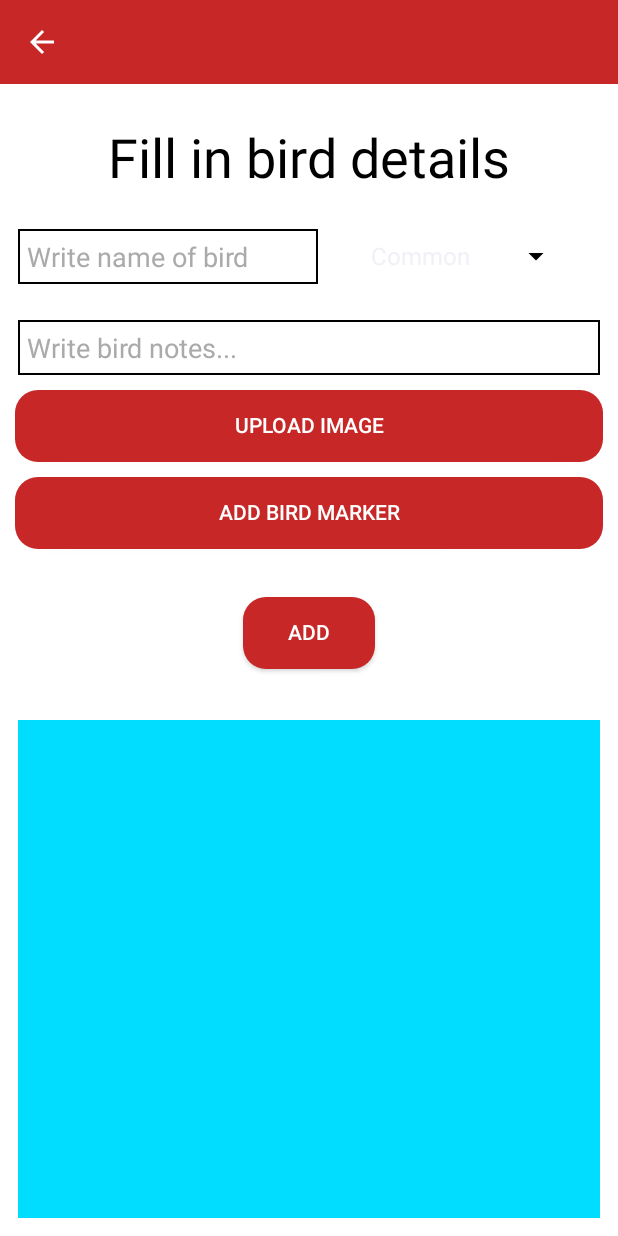
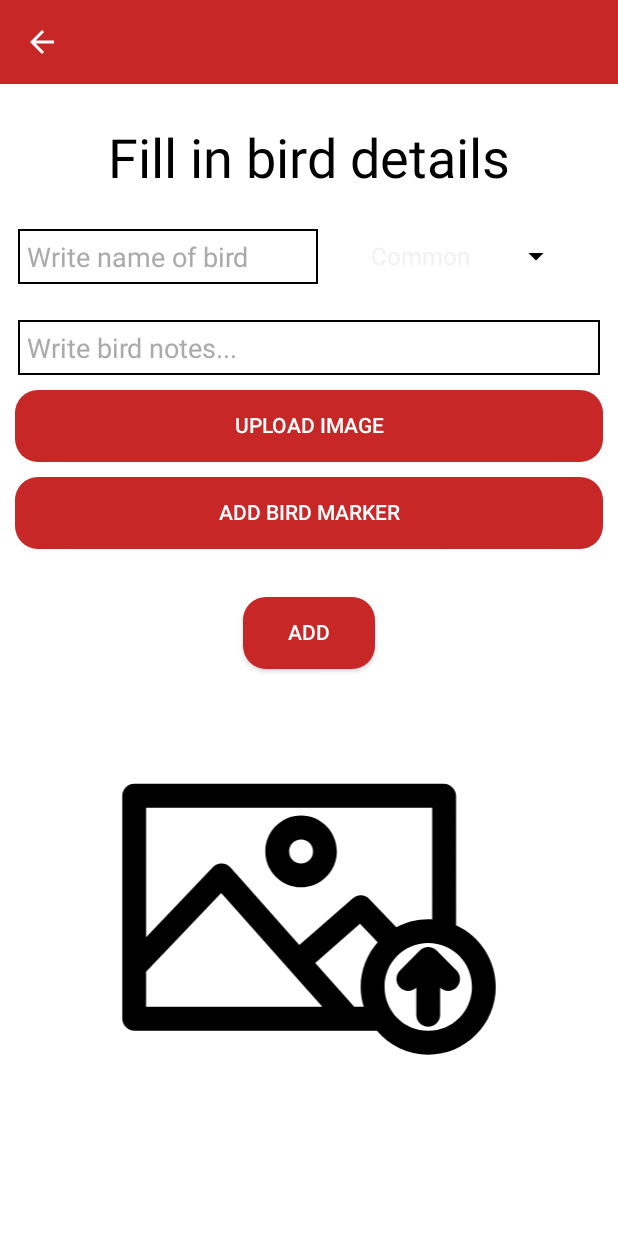
Before and after one commit to thelockymichael/Bird-Watching-App, an Android app: the DetailsActivity screen opened directly, with no data from a screen before it, on a phone screen of 412 x 824 dp. Run offline under Robolectric (Android 15) with nearby library versions, the phone set to English and light mode, and no system bars; libraries missing offline, so code that uses them is left out: com.milo.sqlitesavebitmap; Roboto replaces fonts that are not available here.

Commit message:
Add bird marker and image features implemented

```diff
--- a/app/src/main/java/com/milo/birdapp/CustomAdapter.kt
+++ b/app/src/main/java/com/milo/birdapp/CustomAdapter.kt
@@ -55,6 +55,7 @@ class CustomAdapter(
         rowView.findViewById<TextView>(R.id.row_rarity).text = "(${rarityTypes[dataitem.rarity]})"
         rowView.findViewById<TextView>(R.id.row_notes).text = dataitem.notes
         rowView.findViewById<TextView>(R.id.row_date).text = dataitem.date
+        rowView.findViewById<TextView>(R.id.row_address).text = dataitem.address
 /*
         rowView.findViewById<TextView>(R.id.row_address).text = dataitem.address
 */
--- a/app/src/main/java/com/milo/birdapp/DBHelper.kt
+++ b/app/src/main/java/com/milo/birdapp/DBHelper.kt
@@ -6,6 +6,7 @@ import android.database.Cursor
 import android.database.sqlite.SQLiteDatabase
 import android.database.sqlite.SQLiteOpenHelper
 import android.database.sqlite.SQLiteQueryBuilder
+import com.google.android.gms.maps.model.LatLng
 import java.sql.Blob
 import java.text.SimpleDateFormat
 import java.util.*
@@ -21,7 +22,7 @@ class DBHelper(context: Context, factory: SQLiteDatabase.CursorFactory?) :
         )*/
         db.execSQL(
             "CREATE TABLE $TABLE_NAME ($COLUMN_ID INTEGER PRIMARY KEY, $COLUMN_NAME TEXT," +
-                    " $COLUMN_RARITY INT, $COLUMN_NOTES TEXT, $COLUMN_IMAGE BLOB, $COLUMN_DATE DATETIME)"
+                    " $COLUMN_RARITY INT, $COLUMN_NOTES TEXT, $COLUMN_IMAGE BLOB, $COLUMN_LATLONG TEXT, $COLUMN_ADDRESS TEXT, $COLUMN_DATE DATETIME)"
         )
     }
 
@@ -34,7 +35,9 @@ class DBHelper(context: Context, factory: SQLiteDatabase.CursorFactory?) :
         name: String,
         rarity: String,
         notes: String,
-        image: ByteArray?
+        image: ByteArray?,
+        latLng: String?,
+        address: String?
 /*        latitude: String,
         longitude: String,
         address: String*/
@@ -44,6 +47,8 @@ class DBHelper(context: Context, factory: SQLiteDatabase.CursorFactory?) :
         values.put(COLUMN_RARITY, rarity)
         values.put(COLUMN_NOTES, notes)
         values.put(COLUMN_IMAGE, image)
+        values.put(COLUMN_LATLONG, latLng)
+        values.put(COLUMN_ADDRESS, address)
 /*        values.put(COLUMN_LATITUDE, latitude)
         values.put(COLUMN_LONGITUDE, longitude)
         values.put(COLUMN_ADDRESS, address)*/
@@ -59,7 +64,9 @@ class DBHelper(context: Context, factory: SQLiteDatabase.CursorFactory?) :
         name: String,
         rarity: String,
         notes: String,
-        image: ByteArray
+        image: ByteArray?,
+        latLng: String?,
+        address: String?
 /*        latitude: String,
         longitude: String,
         address: String*/
@@ -69,6 +76,8 @@ class DBHelper(context: Context, factory: SQLiteDatabase.CursorFactory?) :
         values.put(COLUMN_RARITY, rarity)
         values.put(COLUMN_NOTES, notes)
         values.put(COLUMN_IMAGE, image)
+        values.put(COLUMN_LATLONG, latLng)
+        values.put(COLUMN_ADDRESS, address)
 /*        values.put(COLUMN_LATITUDE, latitude)
         values.put(COLUMN_LONGITUDE, longitude)
         values.put(COLUMN_ADDRESS, address)*/
@@ -128,6 +137,8 @@ class DBHelper(context: Context, factory: SQLiteDatabase.CursorFactory?) :
         const val COLUMN_NOTES = "notes"
         const val COLUMN_DATE = "date"
         const val COLUMN_IMAGE = "image"
+        const val COLUMN_LATLONG = "latLng"
+        const val COLUMN_ADDRESS = "address"
 /*        const val COLUMN_LATITUDE = "LATITUDE"
         const val COLUMN_LONGITUDE = "longitude"
         const val COLUMN_ADDRESS = "address"*/
--- /dev/null
+++ b/app/src/main/res/drawable/ic_upload_image.xml
@@ -0,0 +1,11 @@
+<vector xmlns:android="http://schemas.android.com/apk/res/android"
+    android:width="100dp"
+    android:height="125dp"
+    android:viewportWidth="100"
+    android:viewportHeight="125">
+  <path
+      android:pathData="m6,16c-1.785,0 -2.987,1.564 -3,3l0,56c0,1.571 1.429,3 3,3l61.094,0c3.124,3.664 7.741,6 12.906,6 9.353,0 17,-7.647 17,-17 0,-6.858 -4.12,-12.787 -10,-15.469l0,-32.531c-0,-1.571 -1.429,-3 -3,-3l-78,0zM9,22 L81,22 81,50.063c-0.335,-0.02 -0.66,-0.062 -1,-0.062 -2.898,0 -5.637,0.739 -8.031,2.031l-6.813,-7.125a3,3 0,0 0,-2.438 -0.906,3 3,0 0,0 -1.688,0.719L47.563,56.5 30.25,37a3,3 0,0 0,-2.406 -1,3 3,0 0,0 -2,0.906L9,54.5 9,22zM48,24c-4.935,0 -9,4.065 -9,9 0,4.935 4.065,9 9,9 4.935,0 9,-4.065 9,-9 0,-4.935 -4.065,-9 -9,-9zM48,30c1.692,0 3,1.308 3,3 0,1.692 -1.308,3 -3,3 -1.692,0 -3,-1.308 -3,-3 0,-1.692 1.308,-3 3,-3zM27.906,43.406 L53.344,72 9,72 9,63.188 27.906,43.406zM62.813,51.125 L67.281,55.781C64.635,58.781 63,62.708 63,67c0,1.743 0.288,3.414 0.781,5l-2.406,0 -9.813,-11.031 11.25,-9.844zM80,56c6.111,0 11,4.889 11,11 0,6.111 -4.889,11 -11,11 -6.111,0 -11,-4.889 -11,-11 0,-6.111 4.889,-11 11,-11zM80,57c-0.828,0 -1.582,0.332 -2.125,0.875l-5,5c-1.171,1.172 -1.171,3.079 0,4.25 1.133,1.133 2.948,1.153 4.125,0.094l0,6.781c0,1.657 1.344,3 3,3 1.656,0 3,-1.343 3,-3l0,-6.781c1.177,1.06 2.992,1.04 4.125,-0.094 1.171,-1.172 1.171,-3.079 0,-4.25l-5,-5c-0.543,-0.543 -1.297,-0.875 -2.125,-0.875z"
+      android:fillColor="#000000"
+      android:fillAlpha="1"
+      android:strokeColor="#00000000"/>
+</vector>
--- a/app/src/main/res/layout/activity_details.xml
+++ b/app/src/main/res/layout/activity_details.xml
@@ -70,7 +70,7 @@
         android:background="@drawable/rounded_shape_red"
         android:capitalize="none"
         android:includeFontPadding="false"
-        android:onClick="add"
+        android:onClick="setBirdMarker"
         android:text="ADD BIRD MARKER"
         app:layout_constraintEnd_toEndOf="parent"
         app:layout_constraintStart_toStartOf="parent"
@@ -185,6 +185,6 @@
         app:layout_constraintHorizontal_bias="0.5"
         app:layout_constraintStart_toStartOf="parent"
         app:layout_constraintTop_toBottomOf="@+id/buttonLayout"
-        app:srcCompat="@android:color/holo_blue_bright" />
+        app:srcCompat="@drawable/ic_upload_image" />
 
 </androidx.constraintlayout.widget.ConstraintLayout>
--- a/app/src/main/res/layout/activity_mark_bird_location.xml
+++ b/app/src/main/res/layout/activity_mark_bird_location.xml
@@ -20,7 +20,7 @@
 
     <androidx.appcompat.widget.Toolbar
         android:id="@+id/toolBar"
-        android:layout_width="409dp"
+        android:layout_width="0dp"
         android:layout_height="wrap_content"
         android:background="@color/red"
         android:minHeight="?attr/actionBarSize"
```
Also changed, not shown: app/src/main/java/com/milo/birdapp/Bird.kt (+6 -6 lines), app/src/main/java/com/milo/birdapp/DetailsActivity.kt (+35 -14 lines), app/src/main/java/com/milo/birdapp/MainActivity.kt (+6 -2 lines), app/src/main/java/com/milo/birdapp/MarkBirdLocationActivity.kt (+55 -14 lines).
